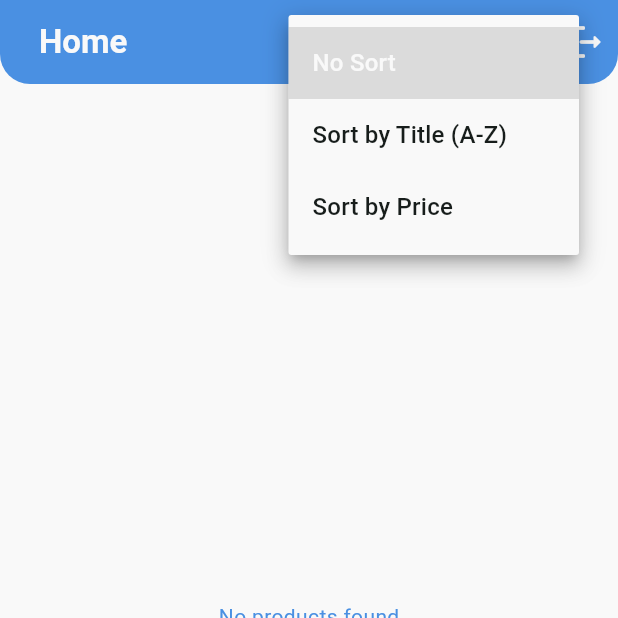
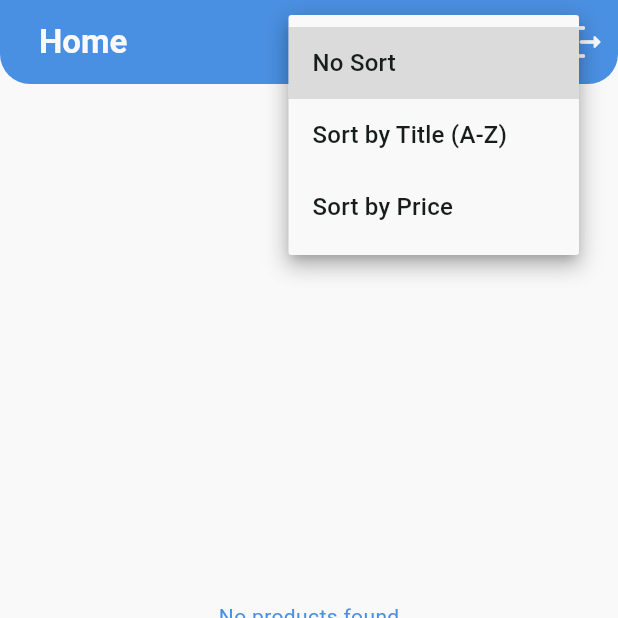
Before and after one commit to AbdallahKMagid/Void-Shop, a Flutter app: the screen it shows once a user with an empty profile is signed in, after a tap on "No Sort", on a phone screen of 412 x 824 dp, the top half of it. Run offline on Flutter 3.47's test engine with Material 3 defaults, Android fonts, the phone set to English and light mode, and no system bars; our stand-ins replace dio, fluttertoast, supabase_flutter; accounts and stored records are empty; network calls fail.

Commit message:
initial commit

```diff
--- a/lib/models/products_model.dart
+++ b/lib/models/products_model.dart
@@ -5,15 +5,15 @@ class ProductsModel {
 
   ProductsModel({this.products, this.categories, this.cart});
 
-  factory ProductsModel.getJson({required dynamic json}) {
+  factory ProductsModel.getJson({required Map json}) {
     return ProductsModel(products: json["products"]);
   }
 
-  factory ProductsModel.getJsonCategories(dynamic categories) {
+  factory ProductsModel.getJsonCategories(List categories) {
     return ProductsModel(categories: categories);
   }
 
-  factory ProductsModel.getJsonCart(dynamic cart) {
+  factory ProductsModel.getJsonCart(List cart) {
     return ProductsModel(cart: cart);
   }
 }
--- a/lib/providers/product_provider.dart
+++ b/lib/providers/product_provider.dart
@@ -4,6 +4,7 @@ import 'package:shoppy/services/products_service.dart';
 
 class ProductProvider extends ChangeNotifier {
   ProductsModel? productsModel;
+  ProductsModel? categoryProductsModel;
   ProductsModel? cartModel;
   String? selectedImage;
   bool isLoading = false;
@@ -13,7 +14,6 @@ class ProductProvider extends ChangeNotifier {
   List searchedProducts = [];
   bool isSearching = false;
   String currentSortOption = "none";
-  ProductsModel? categoryProductsModel;
 
   void setCurrentIndex(int index) {
     currentIndex = index;
@@ -54,11 +54,11 @@ class ProductProvider extends ChangeNotifier {
         notifyListeners();
         return response.categories!;
       } else {
-        debugPrint("Unexpected categories response: ${response.categories}");
+        print("Unexpected categories response: ${response.categories}");
         return [];
       }
     } catch (e) {
-      debugPrint("Error fetching categories: $e");
+      print("Error fetching categories: $e");
       return [];
     }
   }
@@ -141,18 +141,19 @@ class ProductProvider extends ChangeNotifier {
 
   void sortProducts(String option) {
     currentSortOption = option;
-    if (productsModel == null || productsModel!.products!.isEmpty) return;
+    List products = productsModel!.products!;
+    if (productsModel == null || products.isEmpty) return;
 
     if (option == 'none') {
       fetchProducts();
       return;
     }
     if (option == 'title') {
-      productsModel!.products!.sort(
+      products.sort(
         (a, b) => a['title'].toString().compareTo(b['title'].toString()),
       );
     } else if (option == 'price') {
-      productsModel!.products!.sort(
+      products.sort(
         (a, b) => a['price'].toDouble().compareTo(b['price'].toDouble()),
       );
     }
--- a/lib/screens/all_product_screen.dart
+++ b/lib/screens/all_product_screen.dart
@@ -46,13 +46,7 @@ class AllProductsScreen extends StatelessWidget {
                     value: provider.currentSortOption,
                     alignment: Alignment.centerRight,
                     items: [
-                      DropdownMenuItem(
-                        value: 'none',
-                        child: Text(
-                          'No Sort',
-                          style: TextStyle(color: MyColors.mainColor),
-                        ),
-                      ),
+                      DropdownMenuItem(value: 'none', child: Text('No Sort')),
                       DropdownMenuItem(
                         value: 'title',
                         child: Text('Sort by Title (A-Z)'),
--- a/lib/screens/login_screen.dart
+++ b/lib/screens/login_screen.dart
@@ -45,7 +45,7 @@ class LoginScreen extends StatelessWidget {
                 ),
                 const SizedBox(height: 16),
                 Text(
-                  'Welcome Back',
+                  'Welcome',
                   style: TextStyle(
                     fontSize: 28,
                     fontWeight: FontWeight.bold,
```
